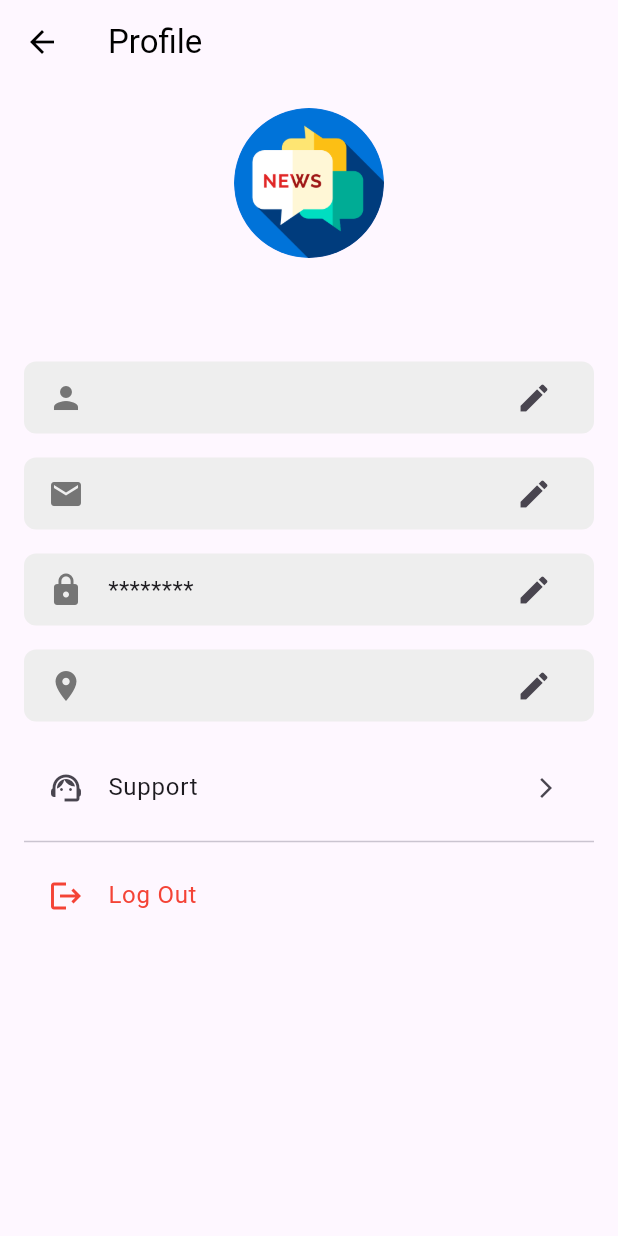
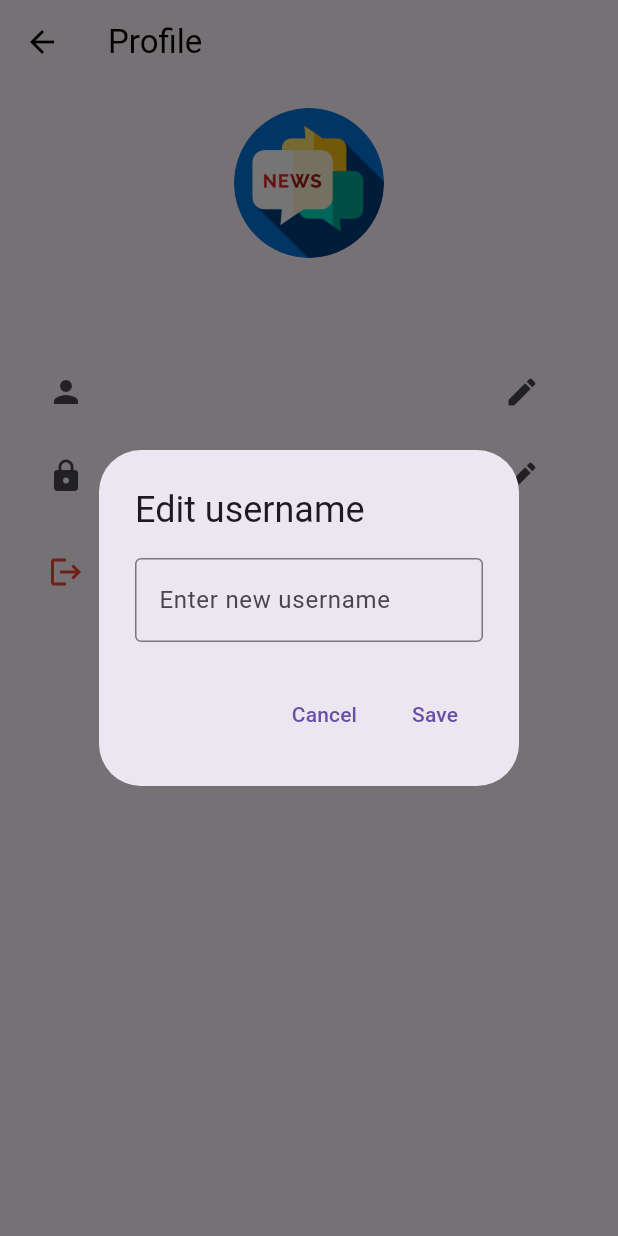
Before and after one commit to MohamedIjlal27/Flutter_CW1-B_News_App, a Flutter app: the ProfileScreen screen opened directly, after a tap on the "edit" icon, on a phone screen of 412 x 824 dp. Run offline on Flutter 3.47's test engine with Material 3 defaults, Android fonts, the phone set to English and light mode, and no system bars; our stand-ins replace cloud_firestore, firebase_auth, firebase_core, shared_preferences; accounts and stored records are empty.

Commit message:
Profile page completed with updating the username and password but email update is not working

```diff
--- a/lib/screens/profile_screen.dart
+++ b/lib/screens/profile_screen.dart
@@ -1,8 +1,12 @@
+import 'dart:convert';
+
 import 'package:flutter/material.dart';
 import 'package:cloud_firestore/cloud_firestore.dart';
-import 'package:my_news_app/widgets/profile_field.dart';
+import 'package:my_news_app/screens/login_screen.dart';
 import 'package:provider/provider.dart';
 import '../providers/user_provider.dart';
+import '../service/auth.dart';
+import '../widgets/profile_field.dart';
 
 class ProfileScreen extends StatefulWidget {
   @override
@@ -10,6 +14,110 @@ class ProfileScreen extends StatefulWidget {
 }
 
 class _ProfileScreenState extends State<ProfileScreen> {
+  final AuthService _authService = AuthService();
+
+  Future<void> _editField({
+    required String fieldName,
+    required String currentValue,
+    required String userId,
+    bool isPassword = false,
+  }) async {
+    TextEditingController controller =
+        TextEditingController(text: isPassword ? '' : currentValue);
+
+    String? newValue = await showDialog<String>(
+      context: context,
+      builder: (BuildContext context) {
+        return AlertDialog(
+          title: Text('Edit $fieldName'),
+          content: TextField(
+            controller: controller,
+            decoration: InputDecoration(
+              hintText: 'Enter new $fieldName',
+              border: const OutlineInputBorder(),
+            ),
+            obscureText: isPassword,
+          ),
+          actions: [
+            TextButton(
+              onPressed: () => Navigator.pop(context),
+              child: const Text('Cancel'),
+            ),
+            TextButton(
+              onPressed: () {
+                Navigator.pop(context, controller.text.trim());
+              },
+              child: const Text('Save'),
+            ),
+          ],
+        );
+      },
+    );
+
+    if (newValue == null || newValue.isEmpty) {
+      return; // Do nothing if no value is entered
+    }
+
+    try {
+      String? currentPassword;
+
+      if (fieldName == 'email' || fieldName == 'password') {
+        // Prompt for current password to reauthenticate
+        currentPassword = await _getCurrentPassword(context);
+      }
+
+      if (fieldName == 'username') {
+        await _authService.updateUserName(newValue);
+      } else if (fieldName == 'email' && currentPassword != null) {
+        await _authService.updateEmail(newValue,
+            context: context, currentPassword: currentPassword);
+      } else if (fieldName == 'password' && currentPassword != null) {
+        await _authService.updatePassword(newValue,
+            currentPassword: currentPassword);
+      }
+
+      ScaffoldMessenger.of(context).showSnackBar(
+        SnackBar(content: Text('$fieldName updated successfully!')),
+      );
+
+      setState(() {}); // Refresh the UI after update
+    } catch (e) {
+      ScaffoldMessenger.of(context).showSnackBar(
+        SnackBar(content: Text('Failed to update $fieldName: $e')),
+      );
+    }
+  }
+
+  Future<String?> _getCurrentPassword(BuildContext context) async {
+    TextEditingController controller = TextEditingController();
+    return await showDialog<String>(
+      context: context,
+      builder: (BuildContext context) {
+        return AlertDialog(
+          title: const Text('Enter your current password'),
+          content: TextField(
+            controller: controller,
+            obscureText: true,
+            decoration: const InputDecoration(
+              hintText: 'Current Password',
+              border: OutlineInputBorder(),
+            ),
+          ),
+          actions: [
+            TextButton(
+              onPressed: () => Navigator.pop(context),
+              child: const Text('Cancel'),
+            ),
+            TextButton(
+              onPressed: () => Navigator.pop(context, controller.text.trim()),
+              child: const Text('OK'),
+            ),
+          ],
+        );
+      },
+    );
+  }
+
   @override
   Widget build(BuildContext context) {
     final userProvider = Provider.of<UserProvider>(context);
@@ -20,13 +128,11 @@ class _ProfileScreenState extends State<ProfileScreen> {
         title: const Text('Profile'),
         leading: IconButton(
           icon: const Icon(Icons.arrow_back),
-          onPressed: () {
-            Navigator.pop(context);
-          },
+          onPressed: () => Navigator.pop(context),
         ),
-        elevation: 0,
         backgroundColor: Colors.transparent,
         foregroundColor: Colors.black,
+        elevation: 0,
       ),
       body: FutureBuilder<DocumentSnapshot>(
         future:
@@ -39,7 +145,7 @@ class _ProfileScreenState extends State<ProfileScreen> {
             return Center(child: Text('Error: ${snapshot.error}'));
           }
           if (!snapshot.hasData || !snapshot.data!.exists) {
-            return const Center(child: Text('User not found'));
+            return const Center(child: Text('User not found.'));
           }
 
           var userData = snapshot.data!.data() as Map<String, dynamic>;
@@ -54,14 +160,10 @@ class _ProfileScreenState extends State<ProfileScreen> {
                   backgroundImage: AssetImage('assets/images/logo.png'),
                 ),
                 const SizedBox(height: 16),
-
-                // Username
                 Text(
                   userData['username'] ?? 'No Name',
                   style: const TextStyle(
-                    fontSize: 20,
-                    fontWeight: FontWeight.bold,
-                  ),
+                      fontSize: 20, fontWeight: FontWeight.bold),
                 ),
                 const SizedBox(height: 16),
 
@@ -69,54 +171,48 @@ class _ProfileScreenState extends State<ProfileScreen> {
                 ProfileField(
                   icon: Icons.person,
                   value: userData['username'] ?? 'No Name',
-                  onTap: () {
-                    // Navigate to edit username screen
-                  },
+                  onTap: () => _editField(
+                    fieldName: 'username',
+                    currentValue: userData['username'] ?? '',
+                    userId: userId,
+                  ),
                 ),
-                ProfileField(
+                /* ProfileField(
                   icon: Icons.email,
                   value: userData['email'] ?? 'No Email',
-                  onTap: () {
-                    // Navigate to edit email screen
-                  },
-                ),
+                  onTap: () => _editField(
+                    fieldName: 'email',
+                    currentValue: userData['email'] ?? '',
+                    userId: userId,
+                  ),
+                ),*/
                 ProfileField(
                   icon: Icons.lock,
                   value: '********',
-                  onTap: () {
-                    // Navigate to change password screen
-                  },
+                  onTap: () => _editField(
+                    fieldName: 'password',
+                    currentValue: '',
+                    userId: userId,
+                    isPassword: true,
+                  ),
                 ),
-                ProfileField(
-                  icon: Icons.location_on,
-                  value: userData['location'] ?? 'No Location',
-                  onTap: () {
-                    // Navigate to edit location screen
-                  },
-                ),
-
                 const SizedBox(height: 8),
 
-                // Support Section
-                ListTile(
-                  leading: const Icon(Icons.support_agent),
-                  title: const Text('Support'),
-                  trailing: const Icon(Icons.arrow_forward_ios, size: 16),
-                  onTap: () {
-                    // Navigate to support screen
-                  },
-                ),
-                const Divider(),
-
-                // Logout Button
+                // Logout Section
                 ListTile(
                   leading: const Icon(Icons.logout, color: Colors.red),
                   title: const Text(
                     'Log Out',
                     style: TextStyle(color: Colors.red),
                   ),
-                  onTap: () {
-                    // Handle logout functionality
+                  onTap: () async {
+                    await AuthService().clearUserCredentials();
+                    await AuthService().signOut();
+                    Navigator.pushReplacement(
+                      context,
+                      MaterialPageRoute(
+                          builder: (context) => const LoginScreen()),
+                    );
                   },
                 ),
               ],
--- a/lib/widgets/profile_field.dart
+++ b/lib/widgets/profile_field.dart
@@ -6,36 +6,20 @@ class ProfileField extends StatelessWidget {
   final VoidCallback onTap;
 
   const ProfileField({
-    Key? key,
     required this.icon,
     required this.value,
     required this.onTap,
+    Key? key,
   }) : super(key: key);
 
   @override
   Widget build(BuildContext context) {
-    return Container(
-      margin: const EdgeInsets.symmetric(vertical: 8),
-      padding: const EdgeInsets.symmetric(horizontal: 16),
-      decoration: BoxDecoration(
-        color: Colors.grey[200],
-        borderRadius: BorderRadius.circular(8),
-      ),
-      child: Row(
-        children: [
-          Icon(icon, color: Colors.grey[600]),
-          const SizedBox(width: 16),
-          Expanded(
-            child: Text(
-              value,
-              style: const TextStyle(fontSize: 16),
-            ),
-          ),
-          IconButton(
-            icon: const Icon(Icons.edit),
-            onPressed: onTap,
-          ),
-        ],
+    return ListTile(
+      leading: Icon(icon),
+      title: Text(value),
+      trailing: IconButton(
+        icon: const Icon(Icons.edit),
+        onPressed: onTap,
       ),
     );
   }
```
Also changed, not shown: lib/service/auth.dart (+89 -16 lines).
